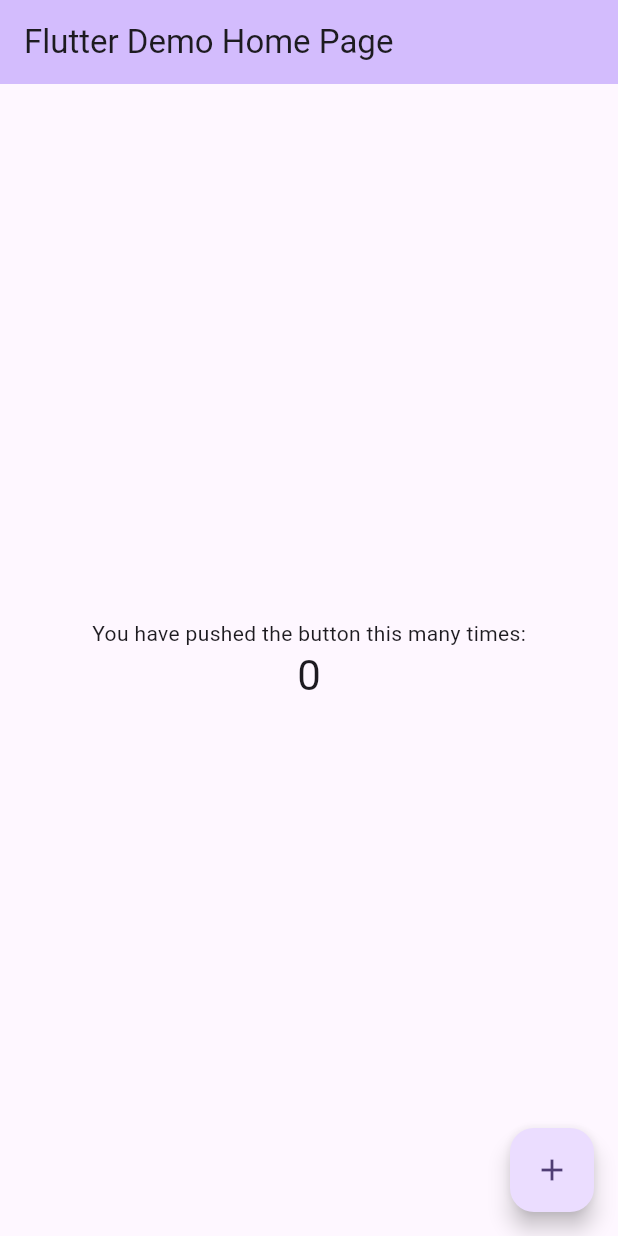
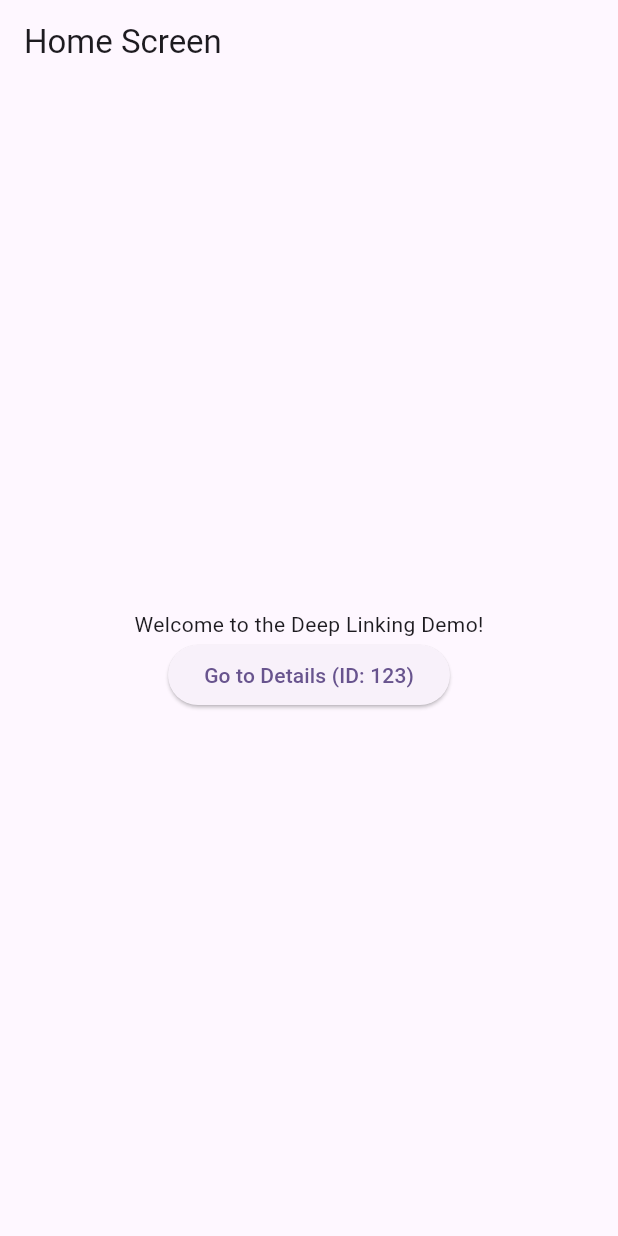
Before and after one commit to rengapraveenx/FL_deeplinking, a Flutter app: the screen it shows after launch, on a phone screen of 412 x 824 dp. Run offline on Flutter 3.47's test engine with Material 3 defaults, Android fonts, the light colour scheme and no system bars; our stand-ins replace go_router.

Commit message:
feat: implement go_router and initial screens

```diff
--- a/lib/main.dart
+++ b/lib/main.dart
@@ -1,4 +1,7 @@
 import 'package:flutter/material.dart';
+import 'package:go_router/go_router.dart';
+import 'package:deeplinking/screens/home_screen.dart';
+import 'package:deeplinking/screens/details_screen.dart';
 
 void main() {
   runApp(const MyApp());
@@ -7,116 +10,35 @@ void main() {
 class MyApp extends StatelessWidget {
   const MyApp({super.key});
 
-  // This widget is the root of your application.
   @override
   Widget build(BuildContext context) {
-    return MaterialApp(
-      title: 'Flutter Demo',
+    return MaterialApp.router(
+      title: 'Flutter Deep Linking Demo',
       theme: ThemeData(
-        // This is the theme of your application.
-        //
-        // TRY THIS: Try running your application with "flutter run". You'll see
-        // the application has a purple toolbar. Then, without quitting the app,
-        // try changing the seedColor in the colorScheme below to Colors.green
-        // and then invoke "hot reload" (save your changes or press the "hot
-        // reload" button in a Flutter-supported IDE, or press "r" if you used
-        // the command line to start the app).
-        //
-        // Notice that the counter didn't reset back to zero; the application
-        // state is not lost during the reload. To reset the state, use hot
-        // restart instead.
-        //
-        // This works for code too, not just values: Most code changes can be
-        // tested with just a hot reload.
         colorScheme: ColorScheme.fromSeed(seedColor: Colors.deepPurple),
+        useMaterial3: true,
       ),
-      home: const MyHomePage(title: 'Flutter Demo Home Page'),
+      routerConfig: _router,
     );
   }
 }
 
-class MyHomePage extends StatefulWidget {
-  const MyHomePage({super.key, required this.title});
-
-  // This widget is the home page of your application. It is stateful, meaning
-  // that it has a State object (defined below) that contains fields that affect
-  // how it looks.
-
-  // This class is the configuration for the state. It holds the values (in this
-  // case the title) provided by the parent (in this case the App widget) and
-  // used by the build method of the State. Fields in a Widget subclass are
-  // always marked "final".
-
-  final String title;
-
-  @override
-  State<MyHomePage> createState() => _MyHomePageState();
-}
-
-class _MyHomePageState extends State<MyHomePage> {
-  int _counter = 0;
-
-  void _incrementCounter() {
-    setState(() {
-      // This call to setState tells the Flutter framework that something has
-      // changed in this State, which causes it to rerun the build method below
-      // so that the display can reflect the updated values. If we changed
-      // _counter without calling setState(), then the build method would not be
-      // called again, and so nothing would appear to happen.
-      _counter++;
-    });
-  }
-
-  @override
-  Widget build(BuildContext context) {
-    // This method is rerun every time setState is called, for instance as done
-    // by the _incrementCounter method above.
-    //
-    // The Flutter framework has been optimized to make rerunning build methods
-    // fast, so that you can just rebuild anything that needs updating rather
-    // than having to individually change instances of widgets.
-    return Scaffold(
-      appBar: AppBar(
-        // TRY THIS: Try changing the color here to a specific color (to
-        // Colors.amber, perhaps?) and trigger a hot reload to see the AppBar
-        // change color while the other colors stay the same.
-        backgroundColor: Theme.of(context).colorScheme.inversePrimary,
-        // Here we take the value from the MyHomePage object that was created by
-        // the App.build method, and use it to set our appbar title.
-        title: Text(widget.title),
-      ),
-      body: Center(
-        // Center is a layout widget. It takes a single child and positions it
-        // in the middle of the parent.
-        child: Column(
-          // Column is also a layout widget. It takes a list of children and
-          // arranges them vertically. By default, it sizes itself to fit its
-          // children horizontally, and tries to be as tall as its parent.
-          //
-          // Column has various properties to control how it sizes itself and
-          // how it positions its children. Here we use mainAxisAlignment to
-          // center the children vertically; the main axis here is the vertical
-          // axis because Columns are vertical (the cross axis would be
-          // horizontal).
-          //
-          // TRY THIS: Invoke "debug painting" (choose the "Toggle Debug Paint"
-          // action in the IDE, or press "p" in the console), to see the
-          // wireframe for each widget.
-          mainAxisAlignment: MainAxisAlignment.center,
-          children: <Widget>[
-            const Text('You have pushed the button this many times:'),
-            Text(
-              '$_counter',
-              style: Theme.of(context).textTheme.headlineMedium,
-            ),
-          ],
+final GoRouter _router = GoRouter(
+  routes: <RouteBase>[
+    GoRoute(
+      path: '/',
+      builder: (BuildContext context, GoRouterState state) {
+        return const HomeScreen();
+      },
+      routes: <RouteBase>[
+        GoRoute(
+          path: 'details/:id',
+          builder: (BuildContext context, GoRouterState state) {
+            final id = state.pathParameters['id']!;
+            return DetailsScreen(id: id);
+          },
         ),
-      ),
-      floatingActionButton: FloatingActionButton(
-        onPressed: _incrementCounter,
-        tooltip: 'Increment',
-        child: const Icon(Icons.add),
-      ), // This trailing comma makes auto-formatting nicer for build methods.
-    );
-  }
-}
+      ],
+    ),
+  ],
+);
--- /dev/null
+++ b/lib/screens/details_screen.dart
@@ -0,0 +1,30 @@
+import 'package:flutter/material.dart';
+import 'package:go_router/go_router.dart';
+
+class DetailsScreen extends StatelessWidget {
+  final String id;
+  const DetailsScreen({super.key, required this.id});
+
+  @override
+  Widget build(BuildContext context) {
+    return Scaffold(
+      appBar: AppBar(
+        title: const Text('Details Screen'),
+      ),
+      body: Center(
+        child: Column(
+          mainAxisAlignment: MainAxisAlignment.center,
+          children: <Widget>[
+            Text('Details for ID: $id'),
+            ElevatedButton(
+              onPressed: () {
+                context.go('/');
+              },
+              child: const Text('Go to Home'),
+            ),
+          ],
+        ),
+      ),
+    );
+  }
+}
--- /dev/null
+++ b/lib/screens/home_screen.dart
@@ -0,0 +1,29 @@
+import 'package:flutter/material.dart';
+import 'package:go_router/go_router.dart';
+
+class HomeScreen extends StatelessWidget {
+  const HomeScreen({super.key});
+
+  @override
+  Widget build(BuildContext context) {
+    return Scaffold(
+      appBar: AppBar(
+        title: const Text('Home Screen'),
+      ),
+      body: Center(
+        child: Column(
+          mainAxisAlignment: MainAxisAlignment.center,
+          children: <Widget>[
+            const Text('Welcome to the Deep Linking Demo!'),
+            ElevatedButton(
+              onPressed: () {
+                context.go('/details/123');
+              },
+              child: const Text('Go to Details (ID: 123)'),
+            ),
+          ],
+        ),
+      ),
+    );
+  }
+}
```
Also changed, not shown: 1 other file.
